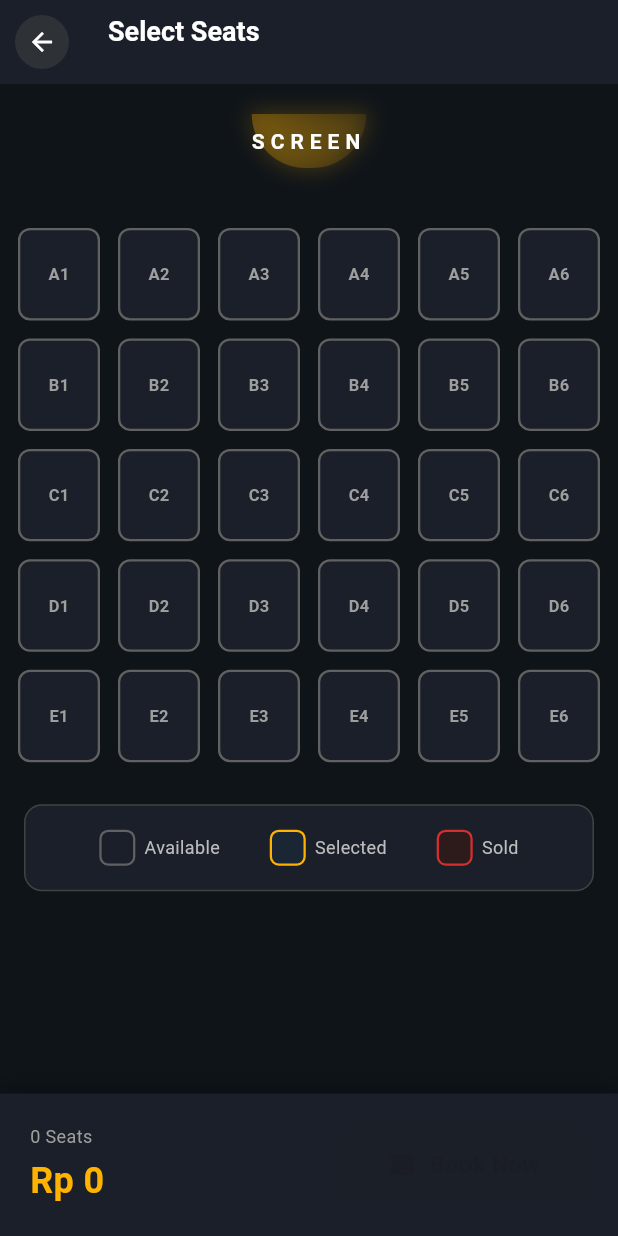
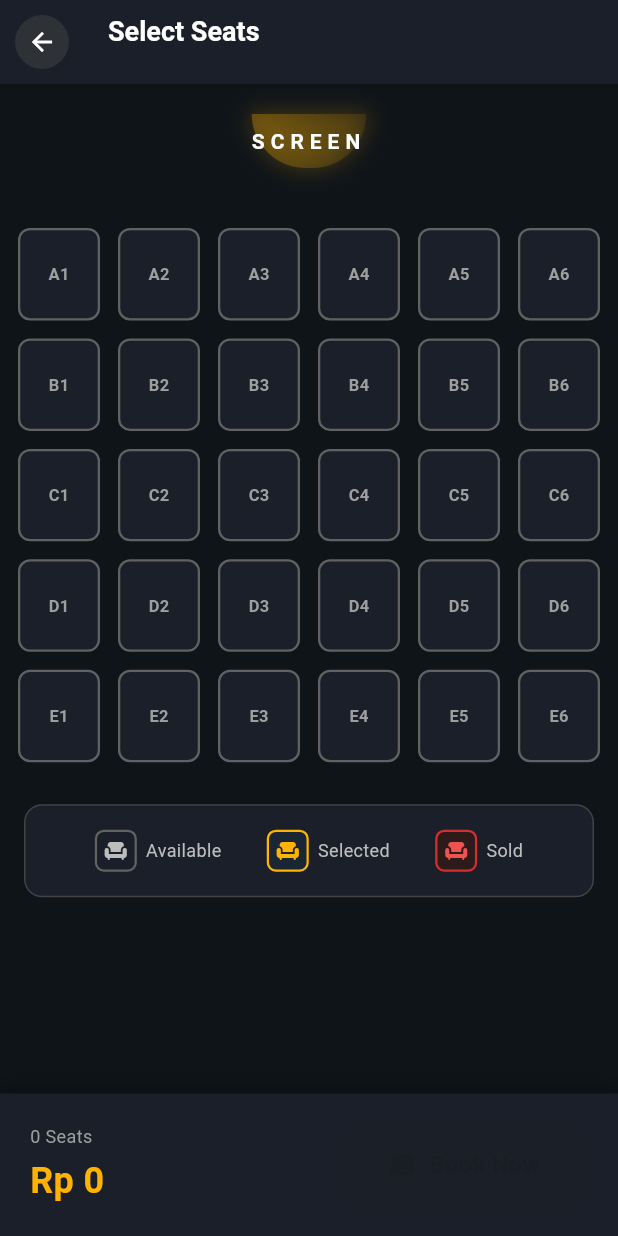
Before and after one commit to mjvnaaa/CineBooking_Kelompok5, a Flutter app: the SeatPageIntan screen opened directly with empty values, on a phone screen of 412 x 824 dp. Run offline on Flutter 3.47's test engine with Material 3 defaults, Android fonts, the light colour scheme and no system bars; our stand-ins replace cloud_firestore, firebase_auth, firebase_core, qr_flutter, shared_preferences; accounts and stored records are empty.

Commit message:
intan: penambahan elemen kurai

```diff
--- a/lib/modules/seat/seat_page_intan.dart
+++ b/lib/modules/seat/seat_page_intan.dart
@@ -39,6 +39,7 @@ class _SeatPageIntanState extends State<SeatPageIntan> {
   @override
   Widget build(BuildContext context) {
     List<String> rowLettersIntan = ["A", "B", "C", "D", "E", "F"];
+
     final controller = context.watch<SeatControllerSalam>();
     final selectedSeatsIntan = controller.selectedSeats;
     final soldSeatsIntan = controller.soldSeats;
@@ -80,6 +81,7 @@ class _SeatPageIntanState extends State<SeatPageIntan> {
           ],
         ),
       ),
+
       body: Column(
         children: [
           Container(
@@ -115,7 +117,9 @@ class _SeatPageIntanState extends State<SeatPageIntan> {
               ),
             ),
           ),
+
           const SizedBox(height: 16),
+
           Expanded(
             child: SingleChildScrollView(
               child: Column(
@@ -125,7 +129,7 @@ class _SeatPageIntanState extends State<SeatPageIntan> {
                     child: GridView.builder(
                       shrinkWrap: true,
                       physics: const NeverScrollableScrollPhysics(),
-                      itemCount: 5 * 6,
+                      itemCount: 6 * 5,
                       gridDelegate: const SliverGridDelegateWithFixedCrossAxisCount(
                         crossAxisCount: 6,
                         childAspectRatio: 0.9,
@@ -136,10 +140,13 @@ class _SeatPageIntanState extends State<SeatPageIntan> {
                         int rowIndexIntan = index ~/ 6;
                         int colIndexIntan = (index % 6) + 1;
 
-                        String seatNameIntan = "${rowLettersIntan[rowIndexIntan]}$colIndexIntan";
+                        String seatNameIntan =
+                            "${rowLettersIntan[rowIndexIntan]}$colIndexIntan";
 
                         bool soldIntan = soldSeatsIntan.contains(seatNameIntan);
-                        bool selectedIntan = selectedSeatsIntan.contains(seatNameIntan);
+                        bool selectedIntan =
+                            selectedSeatsIntan.contains(seatNameIntan);
+
                         return SeatItemIntan(
                           key: ValueKey(seatNameIntan),
                           seatNameIntan: seatNameIntan,
@@ -154,7 +161,9 @@ class _SeatPageIntanState extends State<SeatPageIntan> {
                       },
                     ),
                   ),
+
                   const SizedBox(height: 24),
+
                   Container(
                     margin: const EdgeInsets.symmetric(horizontal: 16),
                     padding: const EdgeInsets.all(16),
@@ -173,20 +182,24 @@ class _SeatPageIntanState extends State<SeatPageIntan> {
                           color: const Color(0xFF1A1F29),
                           borderColor: Colors.grey.shade700,
                           label: "Available",
+                          iconColor: Colors.grey.shade400,
                         ),
                         _buildLegendItem(
                           color: const Color(0xFF1A2634),
                           borderColor: Colors.amber.shade600,
                           label: "Selected",
+                          iconColor: Colors.amber.shade600,
                         ),
                         _buildLegendItem(
                           color: const Color(0xFF2D1B1B),
                           borderColor: Colors.red.shade700,
                           label: "Sold",
+                          iconColor: Colors.red.shade400,
                         ),
                       ],
                     ),
                   ),
+
                   const SizedBox(height: 100),
                 ],
               ),
@@ -194,6 +207,7 @@ class _SeatPageIntanState extends State<SeatPageIntan> {
           ),
         ],
       ),
+
       bottomNavigationBar: Container(
         decoration: BoxDecoration(
           color: const Color(0xFF1A1F29),
@@ -231,6 +245,7 @@ class _SeatPageIntanState extends State<SeatPageIntan> {
                   ),
                   const SizedBox(height: 12),
                 ],
+
                 Row(
                   children: [
                     Expanded(
@@ -256,6 +271,7 @@ class _SeatPageIntanState extends State<SeatPageIntan> {
                         ],
                       ),
                     ),
+
                     ElevatedButton(
                       onPressed: selectedSeatsIntan.isEmpty
                           ? null
@@ -277,12 +293,14 @@ class _SeatPageIntanState extends State<SeatPageIntan> {
                                     children: [
                                       Text(
                                         "Movie: ${widget.movieTitleIntan}",
-                                        style: const TextStyle(color: Colors.white70),
+                                        style:
+                                            const TextStyle(color: Colors.white70),
                                       ),
                                       const SizedBox(height: 8),
                                       Text(
                                         "Seats: ${selectedSeatsIntan.join(', ')}",
-                                        style: const TextStyle(color: Colors.white70),
+                                        style:
+                                            const TextStyle(color: Colors.white70),
                                       ),
                                       const SizedBox(height: 8),
                                       Text(
@@ -311,8 +329,7 @@ class _SeatPageIntanState extends State<SeatPageIntan> {
                                       onPressed: () async {
                                         Navigator.pop(context);
                                         await controller.checkout(
-                                          FirebaseAuth
-                                              .instance.currentUser!.uid,
+                                          FirebaseAuth.instance.currentUser!.uid,
                                         );
                                       },
                                       child: const Text("Confirm"),
@@ -335,9 +352,9 @@ class _SeatPageIntanState extends State<SeatPageIntan> {
                         ),
                         elevation: selectedSeatsIntan.isEmpty ? 0 : 4,
                       ),
-                      child: Row(
+                      child: const Row(
                         mainAxisSize: MainAxisSize.min,
-                        children: const [
+                        children: [
                           Icon(Icons.confirmation_number, size: 20),
                           SizedBox(width: 8),
                           Text(
@@ -364,17 +381,19 @@ class _SeatPageIntanState extends State<SeatPageIntan> {
     required Color color,
     required Color borderColor,
     required String label,
+    required Color iconColor,
   }) {
     return Row(
       children: [
         Container(
-          width: 24,
-          height: 24,
+          width: 28,
+          height: 28,
           decoration: BoxDecoration(
             color: color,
             borderRadius: BorderRadius.circular(6),
             border: Border.all(color: borderColor, width: 1.5),
           ),
+          child: Icon(Icons.chair, size: 16, color: iconColor),
         ),
         const SizedBox(width: 6),
         Text(
```
